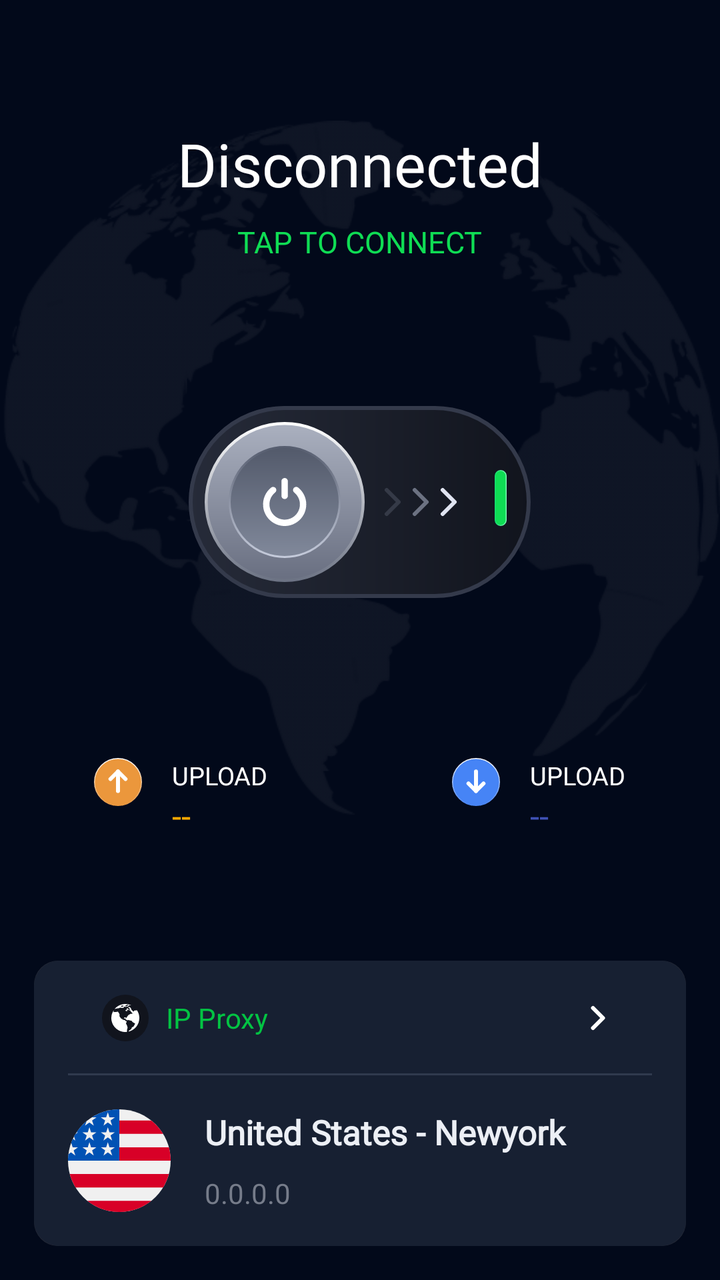
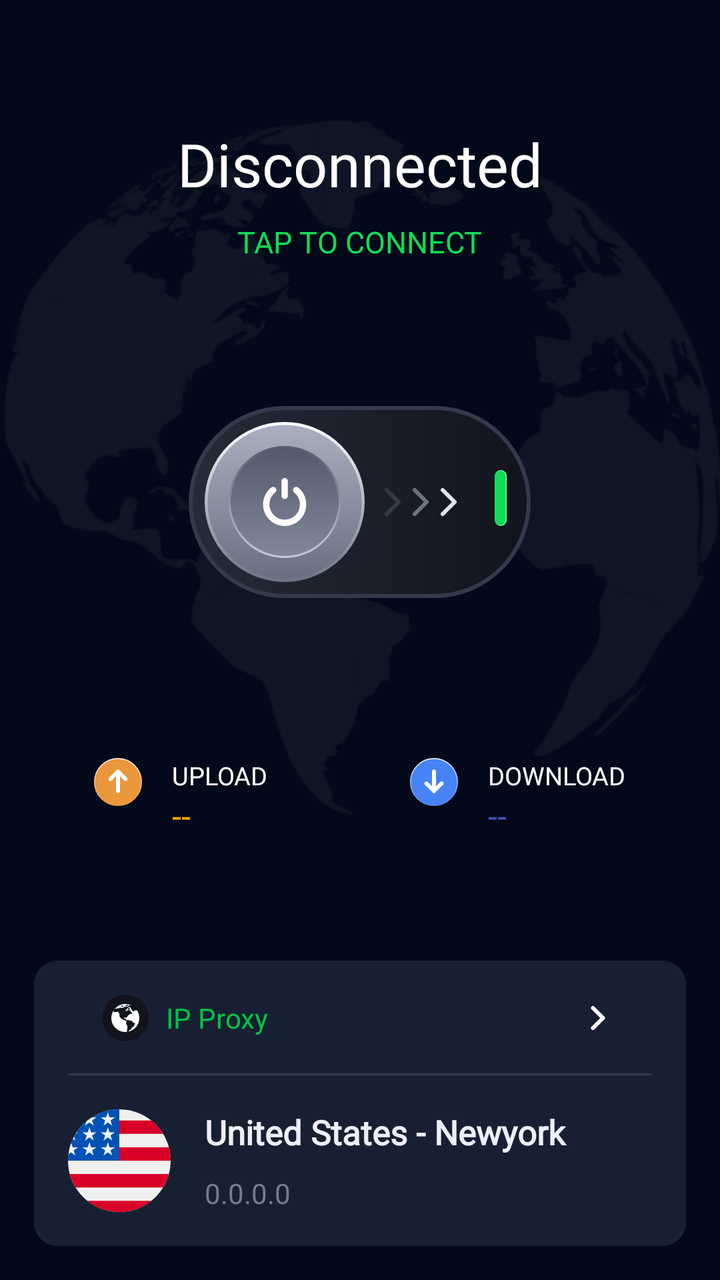

Two renders of the same Android screen: before a commit and after it. Below are the layout's source before the change and the commit's diff.
<!-- AndroidManifest.xml: application theme Theme.SuperVPN -->
<!-- res/layout/fragment_home.xml -->
<?xml version="1.0" encoding="utf-8"?>
<androidx.constraintlayout.widget.ConstraintLayout xmlns:android="http://schemas.android.com/apk/res/android"
    xmlns:app="http://schemas.android.com/apk/res-auto"
    xmlns:tools="http://schemas.android.com/tools"
    android:layout_width="match_parent"
    android:layout_height="match_parent"
    android:background="@color/backgroundColor2"
    android:orientation="vertical"
    tools:context=".home.HomeFragment">

    <androidx.appcompat.widget.LinearLayoutCompat
        android:layout_width="match_parent"
        android:layout_height="0dp"
        android:background="@drawable/bg_earth"
        android:gravity="center"
        android:orientation="vertical"
        app:layout_constraintBottom_toTopOf="@id/pnProxy"
        app:layout_constraintDimensionRatio="H,1:1"
        app:layout_constraintTop_toTopOf="parent">

        <androidx.appcompat.widget.AppCompatTextView
            android:id="@+id/connectTitle"
            android:layout_width="wrap_content"
            android:layout_height="wrap_content"
            android:fontFamily="@font/inter_bold"
            android:text="@string/disconnected"
            android:textColor="@color/white"
            android:layout_marginBottom="@dimen/size8"
            android:textSize="@dimen/size28"
            android:visibility="visible"/>

        <androidx.appcompat.widget.AppCompatTextView
            android:id="@+id/tvTime"
            android:layout_width="wrap_content"
            android:layout_height="wrap_content"
            android:layout_marginBottom="@dimen/size8"
            android:fontFamily="@font/inter_bold"
            android:text="01:30:00"
            android:textColor="@color/white"
            android:textSize="@dimen/size36"
            android:visibility="gone"/>

        <LinearLayout
            android:id="@+id/lnConnecting"
            android:layout_width="wrap_content"
            android:layout_height="wrap_content"
            android:layout_marginBottom="@dimen/margin_68"
            android:visibility="gone">

            <ProgressBar
                android:id="@+id/customProgressBar"
                style="?android:attr/spinnerStyle"
                android:layout_width="@dimen/size16"
                android:layout_height="@dimen/size16"
                android:layout_marginBottom="@dimen/size14"
                android:background="@color/transparent"
                android:clipToOutline="true"
                android:indeterminate="false"
                android:indeterminateTint="@color/green_1"
                android:max="100"
                android:progress="50"
                android:progressDrawable="@drawable/progress_bar" />

            <androidx.appcompat.widget.AppCompatTextView
                android:layout_width="wrap_content"
                android:layout_height="wrap_content"
                android:layout_marginLeft="@dimen/size8"
                android:fontFamily="@font/inter_bold"
                android:text="@string/connecting"
                android:textColor="@color/greyColor"
                android:textSize="@dimen/size12" />
        </LinearLayout>

        <LinearLayout
            android:id="@+id/lnConnected"
            android:layout_width="wrap_content"
            android:layout_height="wrap_content"
            android:layout_marginBottom="@dimen/margin_68"
            android:gravity="center_vertical"
            android:visibility="gone">

            <androidx.appcompat.widget.AppCompatImageView
                android:layout_width="@dimen/size16"
                android:layout_height="@dimen/size16"
                android:src="@drawable/ic_status_connected" />

            <androidx.appcompat.widget.AppCompatTextView
                android:layout_width="wrap_content"
                android:layout_height="wrap_content"
                android:layout_marginLeft="@dimen/size8"
                android:fontFamily="@font/inter_bold"
                android:text="@string/connected"
                android:textColor="@color/successColor"
                android:textSize="@dimen/size12" />
        </LinearLayout>

        <LinearLayout
            android:id="@+id/lnDisconnecting"
            android:layout_width="wrap_content"
            android:layout_height="wrap_content"
            android:layout_marginBottom="@dimen/margin_68"
            android:gravity="center"
            android:visibility="gone">

            <ProgressBar
                android:id="@+id/progressLoadAds"
                android:layout_width="@dimen/size16"
                android:layout_height="@dimen/size16"
                android:layout_marginRight="@dimen/size3"
                android:indeterminateTint="@color/green_1"
                android:secondaryProgressTint="@color/green_1" />

            <androidx.appcompat.widget.AppCompatTextView
                android:layout_width="wrap_content"
                android:layout_height="wrap_content"
                android:text="@string/disconnecting"
                android:textColor="#C4C9D9"
                android:textSize="@dimen/size14" />
        </LinearLayout>

        <LinearLayout
            android:id="@+id/lnDisconnected"
            android:layout_width="wrap_content"
            android:layout_height="wrap_content"
            android:layout_marginBottom="@dimen/margin_68"
            android:gravity="center"
            android:visibility="visible">

            <androidx.appcompat.widget.AppCompatTextView
                android:layout_width="wrap_content"
                android:layout_height="wrap_content"
                android:text="@string/tap_to_connect"
                android:textColor="@color/successColor"
                android:textSize="@dimen/size14" />
        </LinearLayout>

        <androidx.appcompat.widget.AppCompatImageView
            android:id="@+id/iv_connect"
            android:layout_width="wrap_content"
            android:layout_height="wrap_content"
            android:src="@drawable/ic_status_connection"
            app:layout_constraintBottom_toBottomOf="parent"
            app:layout_constraintEnd_toEndOf="parent"
            app:layout_constraintStart_toStartOf="parent"
            app:layout_constraintTop_toTopOf="parent" />

        <LinearLayout
            android:layout_width="match_parent"
            android:layout_height="wrap_content"
            android:layout_marginHorizontal="@dimen/size44"
            android:layout_marginTop="@dimen/margin_68">

            <androidx.appcompat.widget.AppCompatImageView
                android:layout_width="wrap_content"
                android:layout_height="wrap_content"
                android:src="@drawable/ic_upload_button" />

            <LinearLayout
                android:layout_width="wrap_content"
                android:layout_height="wrap_content"
                android:layout_marginLeft="@dimen/size14"
                android:orientation="vertical">

                <androidx.appcompat.widget.AppCompatTextView
                    android:layout_width="wrap_content"
                    android:layout_height="wrap_content"
                    android:text="@string/upload"
                    android:textColor="@color/white"
                    android:textSize="@dimen/size12" />

                <androidx.appcompat.widget.AppCompatTextView
                    android:id="@+id/tvTrafficUpload"
                    android:layout_width="wrap_content"
                    android:layout_height="wrap_content"
                    android:text="--"
                    android:textColor="@color/warningColor"
                    android:textSize="@dimen/size16" />
            </LinearLayout>

            <LinearLayout
                android:layout_width="0dp"
                android:layout_height="wrap_content"
                android:layout_weight="1" />

            <androidx.appcompat.widget.AppCompatImageView
                android:layout_width="wrap_content"
                android:layout_height="wrap_content"
                android:src="@drawable/ic_download_button" />

            <LinearLayout
                android:layout_width="wrap_content"
                android:layout_height="wrap_content"
                android:layout_marginLeft="@dimen/size14"
                android:gravity="left"
                android:orientation="vertical">

                <androidx.appcompat.widget.AppCompatTextView
                    android:layout_width="wrap_content"
                    android:layout_height="wrap_content"
                    android:text="@string/upload"
                    android:textColor="@color/white"
                    android:textSize="@dimen/size12" />

                <androidx.appcompat.widget.AppCompatTextView
                    android:id="@+id/tvTrafficDownload"
                    android:layout_width="wrap_content"
                    android:layout_height="wrap_content"
                    android:text="--"
                    android:textColor="@color/infoColor"
                    android:textSize="@dimen/size16" />
            </LinearLayout>
        </LinearLayout>

    </androidx.appcompat.widget.LinearLayoutCompat>

    <androidx.appcompat.widget.LinearLayoutCompat
        android:id="@+id/pnProxy"
        android:layout_width="match_parent"
        android:layout_height="wrap_content"
        android:layout_marginHorizontal="@dimen/size16"
        android:layout_marginBottom="@dimen/size16"
        android:background="@drawable/bg_setting_items"
        android:orientation="vertical"
        app:layout_constraintBottom_toBottomOf="parent">

        <androidx.appcompat.widget.LinearLayoutCompat
            android:id="@+id/subActionBar"
            android:layout_width="match_parent"
            android:layout_height="wrap_content"
            android:background="@drawable/bg_setting_pro"
            android:gravity="center"
            android:orientation="horizontal"
            android:padding="@dimen/size16">

            <androidx.appcompat.widget.AppCompatImageView
                android:layout_width="@dimen/size22"
                android:layout_height="@dimen/size22"
                android:layout_marginLeft="@dimen/size16"
                android:src="@drawable/ic_earth" />

            <androidx.appcompat.widget.AppCompatTextView
                android:layout_width="0dp"
                android:layout_height="wrap_content"
                android:layout_marginLeft="@dimen/size8"
                android:layout_weight="1"
                android:text="@string/ip_proxy"
                android:textColor="@color/green_1" />

            <androidx.appcompat.widget.AppCompatImageView
                android:id="@+id/ivSelectProxy"
                android:layout_width="wrap_content"
                android:layout_height="wrap_content"
                android:layout_marginLeft="@dimen/size16"
                android:layout_marginRight="@dimen/size16"
                android:src="@drawable/ic_next_arrow" />

        </androidx.appcompat.widget.LinearLayoutCompat>

        <androidx.appcompat.widget.LinearLayoutCompat
            android:id="@+id/subActionBar2"
            android:layout_width="match_parent"
            android:layout_height="wrap_content"
            android:background="@drawable/bg_setting_pro2"
            android:orientation="horizontal"
            android:padding="@dimen/size16">

            <androidx.appcompat.widget.LinearLayoutCompat
                android:id="@+id/pnProxyInfo"
                android:layout_width="match_parent"
                android:layout_height="match_parent"
                android:visibility="visible">

                <androidx.appcompat.widget.AppCompatImageView
                    android:id="@+id/ivFlag"
                    android:layout_width="@dimen/size48"
                    android:layout_height="@dimen/size48"
                    android:src="@drawable/flag_us" />

                <androidx.appcompat.widget.LinearLayoutCompat
                    android:layout_width="match_parent"
                    android:layout_height="match_parent"
                    android:layout_marginLeft="@dimen/size16"
                    android:orientation="vertical">

                    <androidx.appcompat.widget.AppCompatTextView
                        android:id="@+id/tvProxyLocation"
                        android:layout_width="match_parent"
                        android:layout_height="0dp"
                        android:layout_weight="1"
                        android:textColor="@color/language_item_text_color"
                        android:text="United States - Newyork"
                        android:textSize="@dimen/size16"
                        android:textFontWeight="600"
                        android:fontFamily="@font/inter_bold"
                        />
                    <androidx.appcompat.widget.AppCompatTextView
                        android:id="@+id/tvProxyIp"
                        android:layout_width="match_parent"
                        android:layout_height="0dp"
                        android:layout_weight="1"
                        android:gravity="bottom"
                        android:text="0.0.0.0"
                        android:textColor="@color/gray_2"
                        android:fontFamily="@font/inter_bold"
                        />

                </androidx.appcompat.widget.LinearLayoutCompat>
            </androidx.appcompat.widget.LinearLayoutCompat>


            <androidx.appcompat.widget.AppCompatTextView
                android:id="@+id/tvSelectProxy"
                android:layout_width="match_parent"
                android:layout_height="@dimen/size48"
                android:gravity="center"
                android:text="@string/select_connection_area"
                android:textColor="@color/topBarColor"
                android:textSize="@dimen/size14"
                android:visibility="gone" />
        </androidx.appcompat.widget.LinearLayoutCompat>
    </androidx.appcompat.widget.LinearLayoutCompat>
</androidx.constraintlayout.widget.ConstraintLayout>
<!-- resources referenced by this layout -->
<resources>
  <color name="backgroundColor2">#02091A</color>
  <color name="gray_2">#767C8A</color>
  <color name="green_1">#03C343</color>
  <color name="greyColor">#C4C9D9</color>
  <color name="infoColor">#3F51B5</color>
  <color name="language_item_text_color">#ECEFF5</color>
  <color name="successColor">#0FDD54</color>
  <color name="topBarColor">#F15E24</color>
  <color name="transparent">#00000000</color>
  <color name="warningColor">#FFA900</color>
  <color name="white">#FFFFFFFF</color>
  <dimen name="margin_68">68dp</dimen>
  <dimen name="size12">12.8dp</dimen>
  <dimen name="size14">14.9333dp</dimen>
  <dimen name="size16">17.0667dp</dimen>
  <dimen name="size22">23.4667dp</dimen>
  <dimen name="size28">29.8667dp</dimen>
  <dimen name="size3">3.2dp</dimen>
  <dimen name="size36">38.4dp</dimen>
  <dimen name="size44">46.9333dp</dimen>
  <dimen name="size48">51.2dp</dimen>
  <dimen name="size8">8.5333dp</dimen>
  <!-- drawable bg_setting_items (drawable) -->
  <?xml version="1.0" encoding="utf-8"?>
  <shape xmlns:android="http://schemas.android.com/apk/res/android" android:shape="rectangle">
      <corners android:radius="@dimen/margin_big"/>
      <solid android:color="#232836"/>
  </shape>
  <!-- drawable ic_next_arrow (drawable) -->
  <vector xmlns:android="http://schemas.android.com/apk/res/android"
      android:width="20dp"
      android:height="20dp"
      android:viewportWidth="20"
      android:viewportHeight="20">
    <path
        android:pathData="M7.5,15L12.5,10L7.5,5"
        android:strokeLineJoin="round"
        android:strokeWidth="2"
        android:fillColor="#00000000"
        android:strokeColor="#ffffff"
        android:strokeLineCap="round"/>
  </vector>
  <!-- drawable ic_status_connection (drawable) -->
  <?xml version="1.0" encoding="utf-8"?>
  <selector xmlns:android="http://schemas.android.com/apk/res/android">
    <item android:state_selected="true" android:drawable="@drawable/ic_connect"/>
    <item android:state_selected="false" android:drawable="@drawable/ic_disconnect"/>
  </selector>
  <string name="connected">CONNECTED</string>
  <string name="connecting">Connecting…</string>
  <string name="disconnected">Disconnected</string>
  <string name="disconnecting">Disconnection…</string>
  <string name="ip_proxy">IP Proxy</string>
  <string name="select_connection_area">Select connection area</string>
  <string name="tap_to_connect">TAP TO CONNECT</string>
  <string name="upload">UPLOAD</string>
  <dimen name="margin_big">12dp</dimen>
  <color name="itemBackground">#172032</color>
  <dimen name="size1">1.0667dp</dimen>
  <dimen name="size20">21.3333dp</dimen>
  <style name="App_TextAppearanceTitle1" parent="TextAppearance.AppCompat.Title">
          <item name="fontFamily">@font/inter_bold</item>
          <item name="android:textSize">22sp</item>
          <item name="android:textColor">@color/white</item>
          <item name="android:includeFontPadding">false</item>
      </style>
  <style name="App_TextAppearanceTitle2" parent="TextAppearance.AppCompat.Title">
          <item name="fontFamily">@font/inter_bold</item>
          <item name="android:textSize">16sp</item>
          <item name="android:textColor">@color/successColor</item>
          <item name="android:includeFontPadding">false</item>
      </style>
  <style name="App_TextAppearanceBody1" parent="TextAppearance.AppCompat.Title">
          <item name="fontFamily">@font/inter_bold</item>
          <item name="android:textSize">16sp</item>
          <item name="android:textColor">@color/white</item>
          <item name="android:includeFontPadding">false</item>
      </style>
  <style name="App_TextAppearanceBody2" parent="TextAppearance.AppCompat.Title">
          <item name="fontFamily">@font/inter_bold</item>
          <item name="android:textSize">14sp</item>
          <item name="android:textStyle">normal</item>
          <item name="android:textColor">@color/white</item>
          <item name="android:includeFontPadding">false</item>
      </style>
  <!-- unchanged entries left out for length: 12 -->
</resources>

<!-- the commit's change to res/layout/fragment_home.xml (unified diff, before → after) -->
@@ -197,7 +197,7 @@
                 <androidx.appcompat.widget.AppCompatTextView
                     android:layout_width="wrap_content"
                     android:layout_height="wrap_content"
-                    android:text="@string/upload"
+                    android:text="@string/download"
                     android:textColor="@color/white"
                     android:textSize="@dimen/size12" />
 
@@ -224,7 +224,7 @@
         app:layout_constraintBottom_toBottomOf="parent">
 
         <androidx.appcompat.widget.LinearLayoutCompat
-            android:id="@+id/subActionBar"
+            android:id="@+id/pn_select_proxy"
             android:layout_width="match_parent"
             android:layout_height="wrap_content"
             android:background="@drawable/bg_setting_pro"
@@ -257,7 +257,7 @@
         </androidx.appcompat.widget.LinearLayoutCompat>
 
         <androidx.appcompat.widget.LinearLayoutCompat
-            android:id="@+id/subActionBar2"
+            android:id="@+id/pn_proxy_selected"
             android:layout_width="match_parent"
             android:layout_height="wrap_content"
             android:background="@drawable/bg_setting_pro2"
@@ -308,15 +308,16 @@
             </androidx.appcompat.widget.LinearLayoutCompat>
 
 
-            <androidx.appcompat.widget.AppCompatTextView
-                android:id="@+id/tvSelectProxy"
-                android:layout_width="match_parent"
-                android:layout_height="@dimen/size48"
-                android:gravity="center"
-                android:text="@string/select_connection_area"
-                android:textColor="@color/topBarColor"
-                android:textSize="@dimen/size14"
-                android:visibility="gone" />
+
+
+
+
+
+
+
+
+
         </androidx.appcompat.widget.LinearLayoutCompat>
+
     </androidx.appcompat.widget.LinearLayoutCompat>
 </androidx.constraintlayout.widget.ConstraintLayout>
<!-- resource entries referenced after the edit -->
@@ -7,7 +7,6 @@
   <color name="infoColor">#3F51B5</color>
   <color name="language_item_text_color">#ECEFF5</color>
   <color name="successColor">#0FDD54</color>
-  <color name="topBarColor">#F15E24</color>
   <color name="transparent">#00000000</color>
   <color name="warningColor">#FFA900</color>
   <color name="white">#FFFFFFFF</color>
@@ -52,8 +51,8 @@
   <string name="connecting">Connecting…</string>
   <string name="disconnected">Disconnected</string>
   <string name="disconnecting">Disconnection…</string>
+  <string name="download">DOWNLOAD</string>
   <string name="ip_proxy">IP Proxy</string>
-  <string name="select_connection_area">Select connection area</string>
   <string name="tap_to_connect">TAP TO CONNECT</string>
   <string name="upload">UPLOAD</string>
   <dimen name="margin_big">12dp</dimen>
